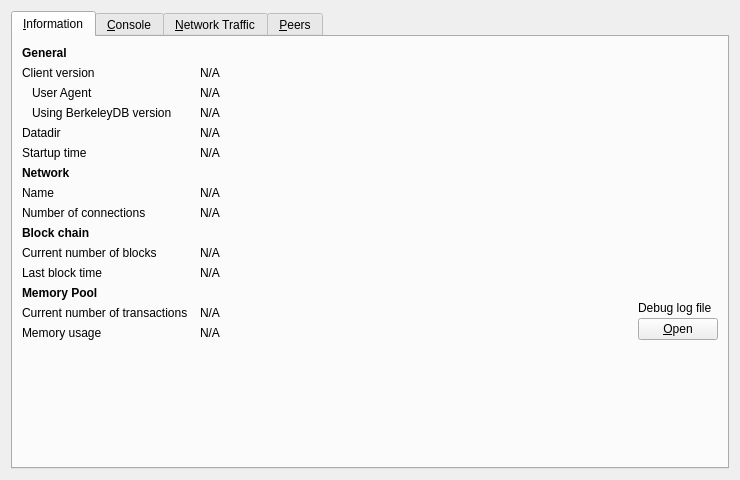
The window that src/qt/forms/debugwindow.ui (LIMXTEC/BitCore) describes before a commit, drawn with Qt 5.
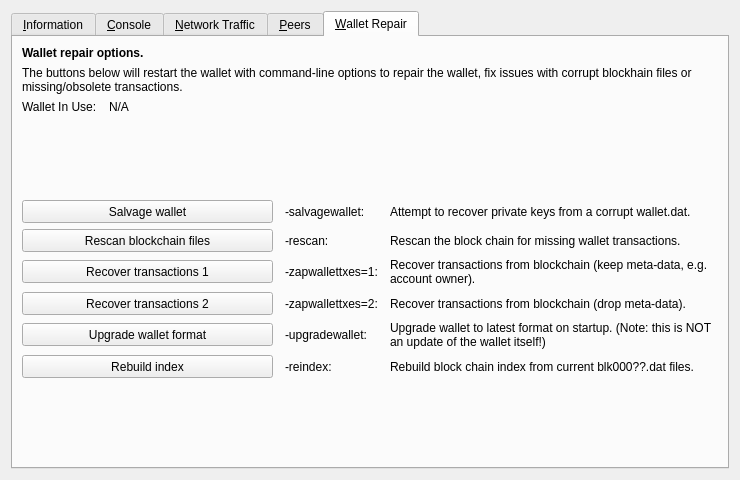
The same window after the commit. The open tabs and pages were chosen to show the change. Icons and pictures are not drawn. Custom widgets are drawn as their Qt base class.

Commit message: Added Wallet Repair Tab

Diff of the .ui file:
```diff
--- a/src/qt/forms/debugwindow.ui
+++ b/src/qt/forms/debugwindow.ui
@@ -1416,7 +1416,275 @@
        </item>
       </layout>
      </widget>
-    </widget>
+	<widget class="QWidget" name="tab_repair">
+      <attribute name="title">
+       <string>&amp;Wallet Repair</string>
+      </attribute>
+      <layout class="QGridLayout" name="gridLayout_4" columnstretch="0,1,0,2">
+       <property name="horizontalSpacing">
+        <number>12</number>
+       </property>
+       <item row="0" column="0" colspan="4">
+        <widget class="QLabel" name="label_repair_header">
+         <property name="font">
+          <font>
+           <weight>75</weight>
+           <bold>true</bold>
+          </font>
+         </property>
+         <property name="text">
+          <string>Wallet repair options.</string>
+         </property>
+        </widget>
+       </item>
+       <item row="1" column="0" colspan="4">
+        <widget class="QLabel" name="label_repair_helptext">
+         <property name="font">
+          <font>
+           <weight>50</weight>
+           <bold>false</bold>
+          </font>
+         </property>
+         <property name="text">
+          <string>The buttons below will restart the wallet with command-line options to repair the wallet, fix issues with corrupt blockhain files or missing/obsolete transactions.</string>
+         </property>
+         <property name="wordWrap">
+          <bool>true</bool>
+         </property>
+        </widget>
+       </item>
+       <item row="2" column="0">
+        <widget class="QLabel" name="wallet_path_label">
+         <property name="text">
+          <string>Wallet In Use:</string>
+         </property>
+        </widget>
+       </item>
+       <item row="2" column="1" colspan="3">
+        <widget class="QLabel" name="wallet_path">
+         <property name="cursor">
+          <cursorShape>IBeamCursor</cursorShape>
+         </property>
+         <property name="text">
+          <string>N/A</string>
+         </property>
+         <property name="textFormat">
+          <enum>Qt::PlainText</enum>
+         </property>
+         <property name="textInteractionFlags">
+          <set>Qt::LinksAccessibleByMouse|Qt::TextSelectableByKeyboard|Qt::TextSelectableByMouse</set>
+         </property>
+        </widget>
+       </item>
+       <item row="3" column="0">
+        <spacer name="verticalSpacer_repair1">
+         <property name="orientation">
+          <enum>Qt::Vertical</enum>
+         </property>
+         <property name="sizeHint" stdset="0">
+          <size>
+           <width>10</width>
+           <height>10</height>
+          </size>
+         </property>
+        </spacer>
+       </item>
+       <item row="4" column="0" colspan="2">
+        <widget class="QPushButton" name="btn_salvagewallet">
+         <property name="minimumSize">
+          <size>
+           <width>100</width>
+           <height>23</height>
+          </size>
+         </property>
+         <property name="text">
+          <string>Salvage wallet</string>
+         </property>
+        </widget>
+       </item>
+       <item row="4" column="2">
+        <widget class="QLabel" name="label_repair_salvage_command">
+         <property name="text">
+          <string notr="true">-salvagewallet:</string>
+         </property>
+        </widget>
+       </item>
+       <item row="4" column="3">
+        <widget class="QLabel" name="label_repair_salvage">
+         <property name="text">
+          <string>Attempt to recover private keys from a corrupt wallet.dat.</string>
+         </property>
+         <property name="wordWrap">
+          <bool>true</bool>
+         </property>
+        </widget>
+       </item>
+       <item row="5" column="0" colspan="2">
+        <widget class="QPushButton" name="btn_rescan">
+         <property name="minimumSize">
+          <size>
+           <width>100</width>
+           <height>23</height>
+          </size>
+         </property>
+         <property name="text">
+          <string>Rescan blockchain files</string>
+         </property>
+        </widget>
+       </item>
+       <item row="5" column="2">
+        <widget class="QLabel" name="label_repair_rescan_command">
+         <property name="text">
+          <string notr="true">-rescan:</string>
+         </property>
+        </widget>
+       </item>
+       <item row="5" column="3">
+        <widget class="QLabel" name="label_repair_rescan">
+         <property name="text">
+          <string>Rescan the block chain for missing wallet transactions.</string>
+         </property>
+         <property name="wordWrap">
+          <bool>true</bool>
+         </property>
+        </widget>
+       </item>
+       <item row="6" column="0" colspan="2">
+        <widget class="QPushButton" name="btn_zapwallettxes1">
+         <property name="minimumSize">
+          <size>
+           <width>100</width>
+           <height>23</height>
+          </size>
+         </property>
+         <property name="text">
+          <string>Recover transactions 1</string>
+         </property>
+        </widget>
+       </item>
+       <item row="6" column="2">
+        <widget class="QLabel" name="label_repair_zap1_command">
+         <property name="text">
+          <string notr="true">-zapwallettxes=1:</string>
+         </property>
+        </widget>
+       </item>
+       <item row="6" column="3">
+        <widget class="QLabel" name="label_repair_zap1">
+         <property name="text">
+          <string>Recover transactions from blockchain (keep meta-data, e.g. account owner).</string>
+         </property>
+         <property name="wordWrap">
+          <bool>true</bool>
+         </property>
+        </widget>
+       </item>
+       <item row="7" column="0" colspan="2">
+        <widget class="QPushButton" name="btn_zapwallettxes2">
+         <property name="minimumSize">
+          <size>
+           <width>100</width>
+           <height>23</height>
+          </size>
+         </property>
+         <property name="text">
+          <string>Recover transactions 2</string>
+         </property>
+        </widget>
+       </item>
+       <item row="7" column="2">
+        <widget class="QLabel" name="label_repair_zap2_command">
+         <property name="text">
+          <string notr="true">-zapwallettxes=2:</string>
+         </property>
+        </widget>
+       </item>
+       <item row="7" column="3">
+        <widget class="QLabel" name="label_repair_zap2">
+         <property name="text">
+          <string>Recover transactions from blockchain (drop meta-data).</string>
+         </property>
+         <property name="wordWrap">
+          <bool>true</bool>
+         </property>
+        </widget>
+       </item>
+       <item row="8" column="0" colspan="2">
+        <widget class="QPushButton" name="btn_upgradewallet">
+         <property name="minimumSize">
+          <size>
+           <width>100</width>
+           <height>23</height>
+          </size>
+         </property>
+         <property name="text">
+          <string>Upgrade wallet format</string>
+         </property>
+        </widget>
+       </item>
+       <item row="8" column="2">
+        <widget class="QLabel" name="label_repair_upgrade_command">
+         <property name="text">
+          <string notr="true">-upgradewallet:</string>
+         </property>
+        </widget>
+       </item>
+       <item row="8" column="3">
+        <widget class="QLabel" name="label_repair_upgrade">
+         <property name="text">
+          <string>Upgrade wallet to latest format on startup. (Note: this is NOT an update of the wallet itself!)</string>
+         </property>
+         <property name="wordWrap">
+          <bool>true</bool>
+         </property>
+        </widget>
+       </item>
+       <item row="9" column="0" colspan="2">
+        <widget class="QPushButton" name="btn_reindex">
+         <property name="minimumSize">
+          <size>
+           <width>100</width>
+           <height>23</height>
+          </size>
+         </property>
+         <property name="text">
+          <string>Rebuild index</string>
+         </property>
+        </widget>
+       </item>
+       <item row="9" column="2">
+        <widget class="QLabel" name="label_repair_reindex_command">
+         <property name="text">
+          <string notr="true">-reindex:</string>
+         </property>
+        </widget>
+       </item>
+       <item row="9" column="3">
+        <widget class="QLabel" name="label_repair_reindex">
+         <property name="text">
+          <string>Rebuild block chain index from current blk000??.dat files.</string>
+         </property>
+         <property name="wordWrap">
+          <bool>true</bool>
+         </property>
+        </widget>
+       </item>
+       <item row="10" column="0">
+        <spacer name="verticalSpacer_repair2">
+         <property name="orientation">
+          <enum>Qt::Vertical</enum>
+         </property>
+         <property name="sizeHint" stdset="0">
+          <size>
+           <width>20</width>
+           <height>10</height>
+          </size>
+         </property>
+        </spacer>
+       </item>
+      </layout>
+     </widget>
+	</widget>
    </item>
   </layout>
  </widget>
```
The commit also changes 7 other files.
